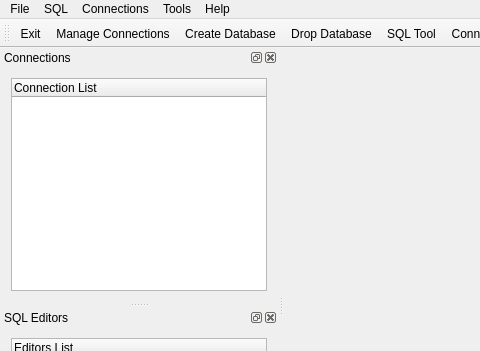
Old version of the form GUI/pgdbatool/mainwindow.ui in the repository marcotcal/PG-DBA-Tools; both pictures show x 0 to 480 and y 0 to 351 of the 1085 by 584 pixel window.
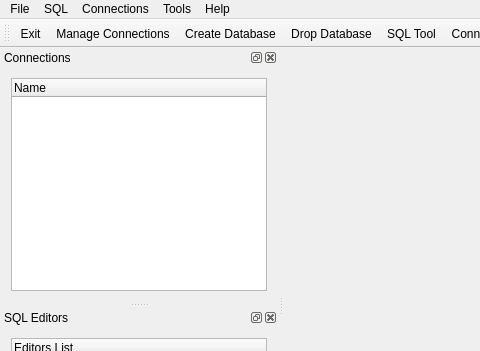
New version of the form. Icons and pictures are not drawn.

```diff
--- a/GUI/pgdbatool/mainwindow.ui
+++ b/GUI/pgdbatool/mainwindow.ui
@@ -140,7 +140,7 @@
       <widget class="QTreeWidget" name="connection_list">
        <column>
         <property name="text">
-         <string>Connection List</string>
+         <string>Name</string>
         </property>
        </column>
       </widget>
```
